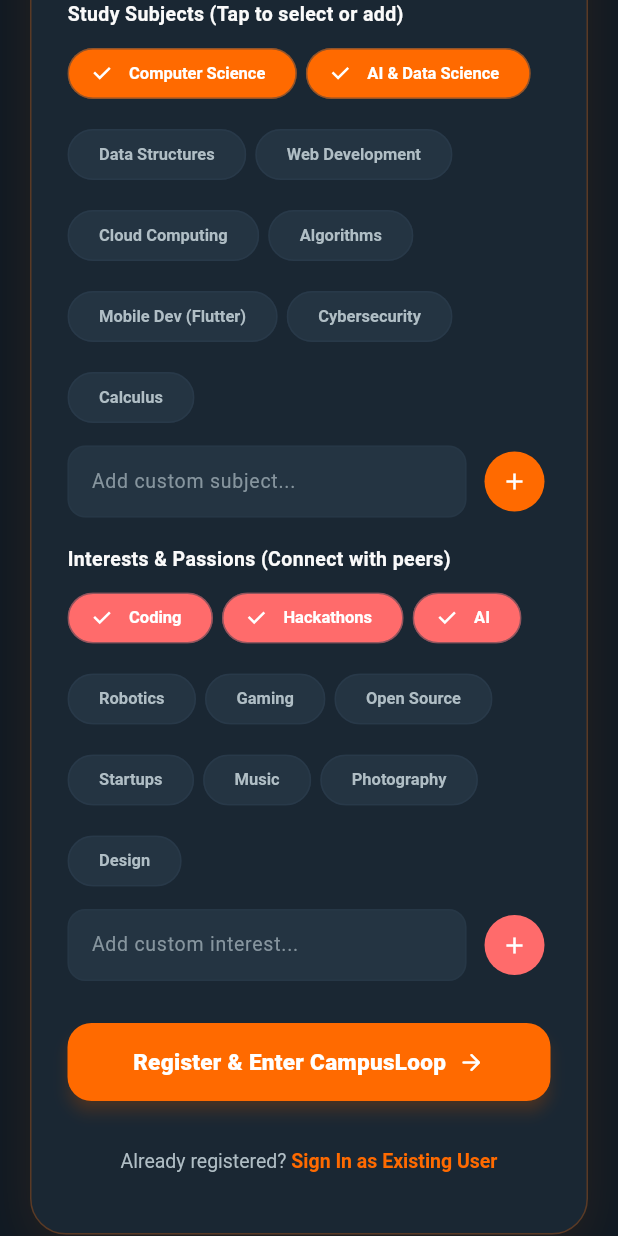
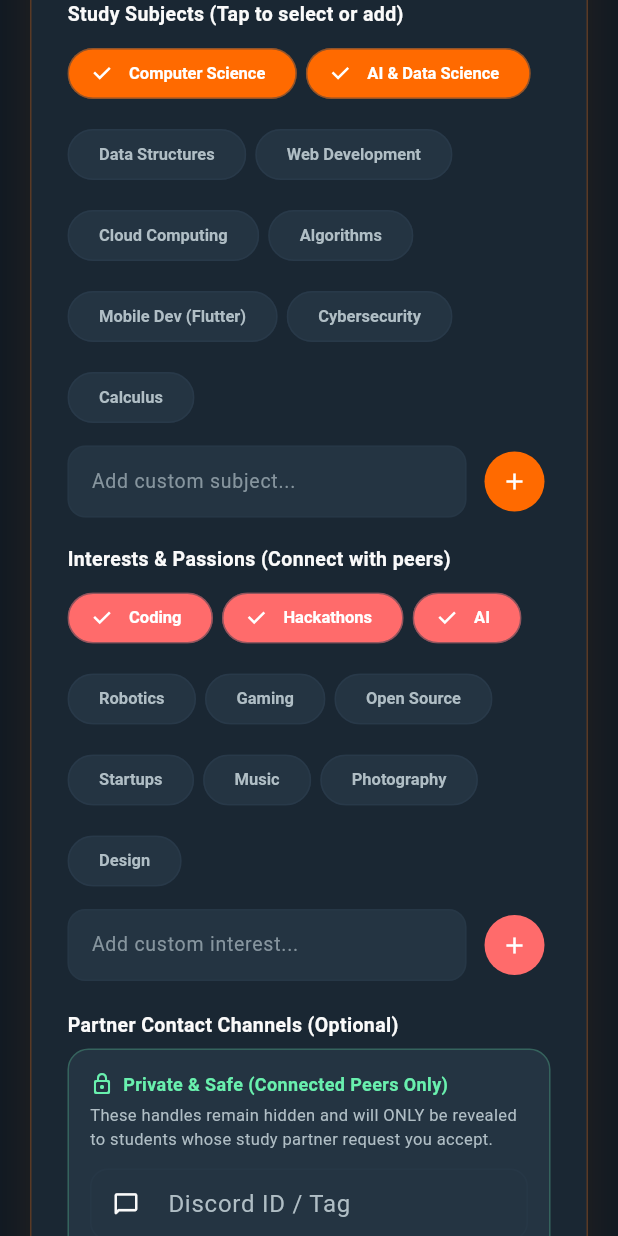
Before and after one commit to siddhidheer/campusloop, a Flutter app: the screen it shows after launch, scrolled down 1152 dp, on a phone screen of 412 x 824 dp. Run offline on Flutter 3.47's test engine with Material 3 defaults, Android fonts, the light colour scheme and no system bars; our stand-ins replace shared_preferences; missing offline and left inert: serverpod, serverpod_auth_core_client, serverpod_auth_core_server, serverpod_auth_idp_client, serverpod_auth_idp_server, serverpod_client and 1 more; statements that could not run were skipped.

Commit message:
feat: Add optional partner contact channels (Discord, LinkedIn, WhatsApp) to registration page

```diff
--- a/campusloop_flutter/lib/screens/auth/login_screen.dart
+++ b/campusloop_flutter/lib/screens/auth/login_screen.dart
@@ -2,6 +2,7 @@
 import 'package:shared_preferences/shared_preferences.dart';
 import 'package:campusloop_client/campusloop_client.dart';
 import '../../main.dart';
+import '../../models/study_collab_models.dart';
 import '../../theme/campus_theme.dart';
 import '../../widgets/common/campus_widgets.dart';
 import '../app_shell.dart';
@@ -40,6 +41,9 @@
       TextEditingController(text: 'Computer Science & Engineering');
   final _bioController = TextEditingController(
       text: 'CampusLoop student passionate about technology and collaboration.');
+  final _discordController = TextEditingController();
+  final _linkedinController = TextEditingController();
+  final _whatsappController = TextEditingController();
   int _selectedYear = 1;
   bool _obscurePassword = true;
 
@@ -174,6 +178,9 @@
     _universityController.dispose();
     _deptController.dispose();
     _bioController.dispose();
+    _discordController.dispose();
+    _linkedinController.dispose();
+    _whatsappController.dispose();
     _customSubjectCtrl.dispose();
     _customInterestCtrl.dispose();
     _signInEmailController.dispose();
@@ -418,6 +425,19 @@
         return;
       }
 
+      final socials = StudentSocials(
+        discord: _discordController.text.trim().isNotEmpty
+            ? _discordController.text.trim()
+            : null,
+        linkedin: _linkedinController.text.trim().isNotEmpty
+            ? _linkedinController.text.trim()
+            : null,
+        whatsapp: _whatsappController.text.trim().isNotEmpty
+            ? _whatsappController.text.trim()
+            : null,
+      );
+      final rawBio = StudentSocials.embedInBio(bio, socials);
+
       // Create new profile on Serverpod Cloud database
       final now = DateTime.now();
       StudentProfile? newProfile;
@@ -428,7 +448,7 @@
             email: email,
             department: dept.isNotEmpty ? dept : 'General Studies',
             year: _selectedYear,
-            bio: bio.isNotEmpty ? bio : 'CampusLoop student from $dept',
+            bio: rawBio.isNotEmpty ? rawBio : 'CampusLoop student from $dept',
             studySubjects: _selectedSubjects.toList(),
             interests: _selectedInterests.toList(),
             createdAt: now,
@@ -489,6 +509,7 @@
       }
       await prefs.setString('saved_login_email', email);
       await prefs.setString('saved_login_pwd', password);
+      await StudentSocials.saveLocalSocials(email, socials);
 
       currentProfileId = newProfile?.id ?? 1;
 
@@ -1501,6 +1522,76 @@
               ),
             ],
           ),
+          const SizedBox(height: 20),
+
+          // 8. Study Partner Direct Channels (Optional - Revealed Only to Connected Peers)
+          _buildLabel('Partner Contact Channels (Optional)'),
+          Container(
+            padding: const EdgeInsets.all(14),
+            decoration: BoxDecoration(
+              color: CampusTheme.darkCardLight,
+              borderRadius: BorderRadius.circular(14),
+              border: Border.all(
+                color: CampusTheme.mint.withValues(alpha: 0.25),
+              ),
+            ),
+            child: Column(
+              crossAxisAlignment: CrossAxisAlignment.start,
+              children: [
+                const Row(
+                  children: [
+                    Icon(Icons.lock_outline_rounded,
+                        size: 16, color: CampusTheme.mint),
+                    SizedBox(width: 6),
+                    Text(
+                      'Private & Safe (Connected Peers Only)',
+                      style: TextStyle(
+                        fontSize: 12,
+                        fontWeight: FontWeight.w700,
+                        color: CampusTheme.mint,
+                      ),
+                    ),
+                  ],
+                ),
+                const SizedBox(height: 4),
+                const Text(
+                  'These handles remain hidden and will ONLY be revealed to students whose study partner request you accept.',
+                  style: TextStyle(fontSize: 11, color: CampusTheme.textMuted),
+                ),
+                const SizedBox(height: 12),
+                TextFormField(
+                  controller: _discordController,
+                  style: const TextStyle(color: Colors.white, fontSize: 13),
+                  decoration: const InputDecoration(
+                    labelText: 'Discord ID / Tag',
+                    hintText: 'e.g. siddhi#1234 or @siddhi',
+                    prefixIcon:
+                        Icon(Icons.chat_bubble_outline_rounded, size: 18),
+                  ),
+                ),
+                const SizedBox(height: 10),
+                TextFormField(
+                  controller: _linkedinController,
+                  style: const TextStyle(color: Colors.white, fontSize: 13),
+                  decoration: const InputDecoration(
+                    labelText: 'LinkedIn Profile URL / Handle',
+                    hintText: 'e.g. linkedin.com/in/siddhi',
+                    prefixIcon: Icon(Icons.business_center_rounded, size: 18),
+                  ),
+                ),
+                const SizedBox(height: 10),
+                TextFormField(
+                  controller: _whatsappController,
+                  style: const TextStyle(color: Colors.white, fontSize: 13),
+                  decoration: const InputDecoration(
+                    labelText: 'WhatsApp / Phone (Optional)',
+                    hintText: 'e.g. +91 9876543210',
+                    prefixIcon: Icon(Icons.phone_iphone_rounded, size: 18),
+                  ),
+                ),
+              ],
+            ),
+          ),
           const SizedBox(height: 28),
 
           // Submit Button: Register & Enter (FittedBox ensures text never spills out)
```
Also changed, not shown: campusloop_flutter/lib/models/study_collab_models.dart (line endings or trailing spaces).
